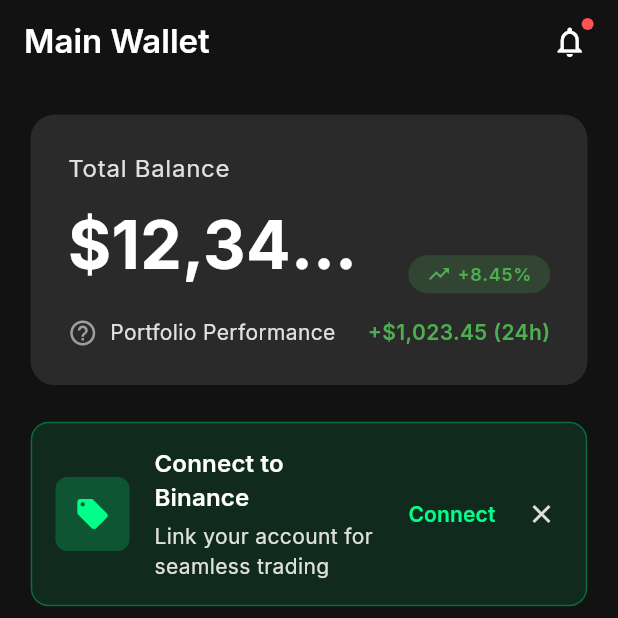
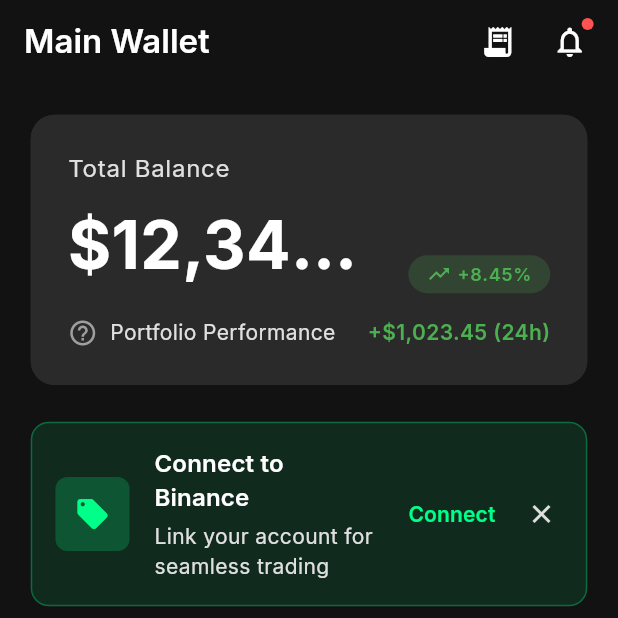
Before and after one commit to MridulXPC/Wallet-MobileUI, a Flutter app: the screen it shows after launch, on a phone screen of 412 x 824 dp, the top half of it. Run offline on Flutter 3.47's test engine with Material 3 defaults, Android fonts, the phone set to English and light mode, and no system bars; drawn by our look-alikes of cached_network_image; our stand-ins replace connectivity_plus, fl_chart, flutter_svg, fluttertoast, google_fonts, sizer; network calls fail.

```diff
--- a/lib/presentation/main_wallet_dashboard/main_wallet_dashboard.dart
+++ b/lib/presentation/main_wallet_dashboard/main_wallet_dashboard.dart
@@ -122,6 +122,20 @@ class _MainWalletDashboardState extends State<MainWalletDashboard>
       ),
     ),
     actions: [
+      // Transaction Icon Button
+      IconButton(
+        onPressed: () {
+          // Navigate to transaction history
+        },
+        icon: CustomIconWidget(
+          iconName: 'receipt_long', // Use a relevant transaction icon name
+          color: AppTheme.darkTheme.colorScheme.onSurface,
+          size: 24,
+        ),
+        tooltip: 'Transactions',
+      ),
+
+      // Notification Icon Button with Badge
       Stack(
         children: [
           IconButton(
@@ -133,6 +147,7 @@ class _MainWalletDashboardState extends State<MainWalletDashboard>
               color: AppTheme.darkTheme.colorScheme.onSurface,
               size: 24,
             ),
+            tooltip: 'Notifications',
           ),
           Positioned(
             right: 8,
@@ -148,10 +163,12 @@ class _MainWalletDashboardState extends State<MainWalletDashboard>
           ),
         ],
       ),
+
       SizedBox(width: 2.w),
     ],
   );
 }
+
 
   Widget _buildTabSection() {
     return Container(
```
Lines whose indentation alone changed are shown as unchanged.
